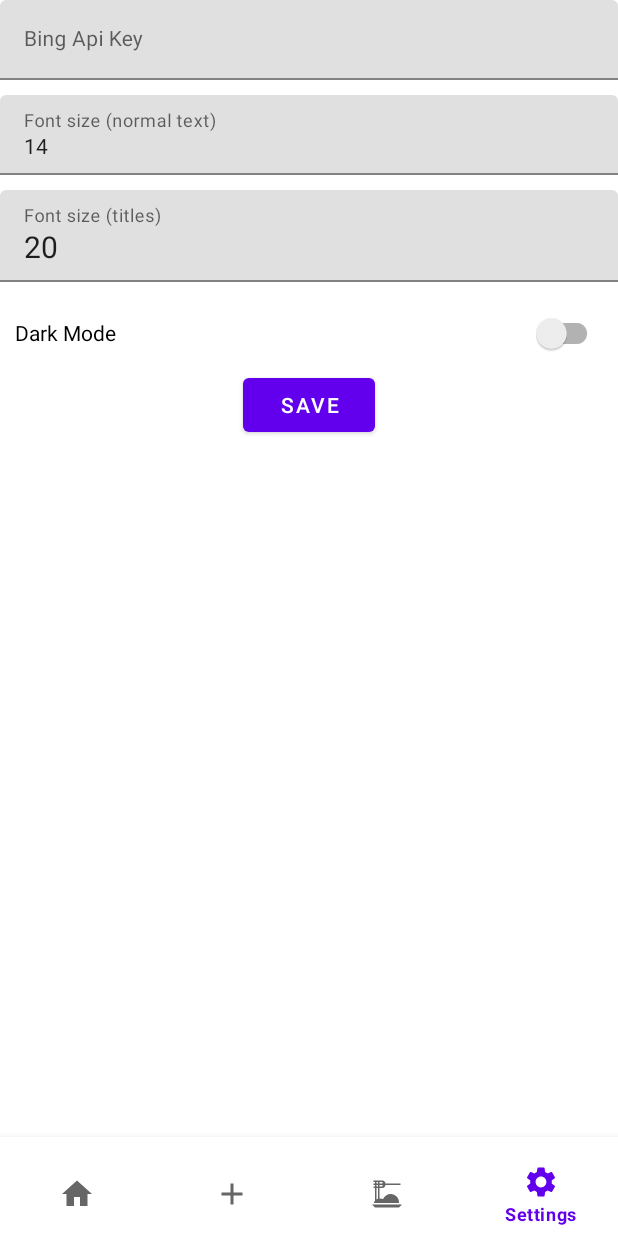
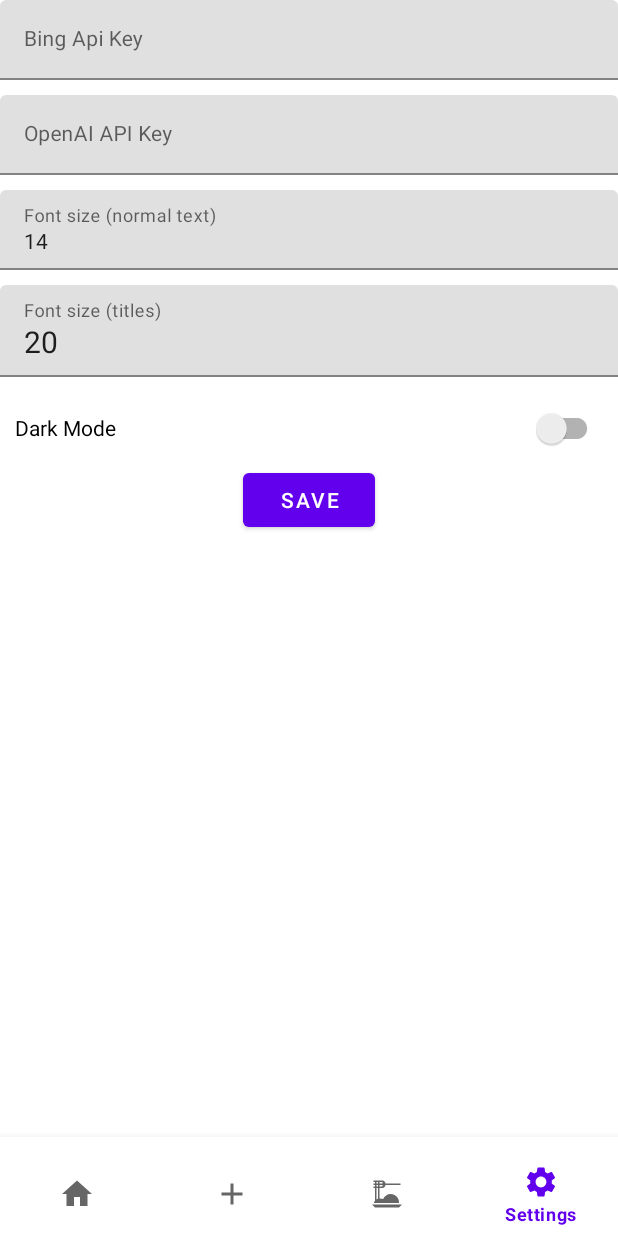
Before and after one commit to Nrojt/Dish-Dex, an Android app: the screen it shows after launch (MainActivity), item 4 of the bottom bar chosen, on a phone screen of 412 x 824 dp. Run offline under Robolectric (Android 15) with nearby library versions, the phone set to English and light mode, and no system bars.

```diff
--- a/app/build.gradle
+++ b/app/build.gradle
@@ -50,6 +50,9 @@ dependencies {
     implementation 'com.google.android.material:material:1.8.0'
     implementation 'androidx.constraintlayout:constraintlayout:2.1.4'
     implementation 'org.jsoup:jsoup:1.16.1'
+    implementation 'com.theokanning.openai-gpt3-java:service:0.12.0'
+    implementation 'com.theokanning.openai-gpt3-java:client:0.12.0'
+    implementation 'com.theokanning.openai-gpt3-java:api:0.12.0'
     testRuntimeOnly 'org.junit.jupiter:junit-jupiter-engine:5.9.3'
     testImplementation 'org.junit.jupiter:junit-jupiter-api:5.9.3'
     androidTestImplementation 'androidx.test.ext:junit:1.1.5'
--- a/app/src/main/java/com/nrojt/dishdex/fragments/BingFragment.java
+++ b/app/src/main/java/com/nrojt/dishdex/fragments/BingFragment.java
@@ -46,7 +46,6 @@ import java.io.InputStream;
 import java.net.URL;
 import java.net.URLEncoder;
 import java.util.ArrayList;
-import java.util.Arrays;
 import java.util.HashMap;
 import java.util.List;
 import java.util.Map;
@@ -178,7 +177,9 @@ public class BingFragment extends Fragment implements RecyclerViewInterface, Fra
 
     //getting the titles, cooking times and servings from the links
     private void scrapeLink(String url){
-        WebScraper wb = new WebScraper(url);
+        SharedPreferences sharedPreferences = getContext().getSharedPreferences(SHARED_PREFS, Context.MODE_PRIVATE);
+        String openaiApiKey = sharedPreferences.getString(SettingsFragment.OPENAI_API_KEY, "");
+        WebScraper wb = new WebScraper(url, openaiApiKey);
         wb.scrapeWebsite();
         //checking to see if the site is supported and if the site is reachable
         if (wb.isNotConnected() || wb.isNotReachable()) {
--- a/app/src/main/java/com/nrojt/dishdex/fragments/SettingsFragment.java
+++ b/app/src/main/java/com/nrojt/dishdex/fragments/SettingsFragment.java
@@ -24,18 +24,21 @@ import com.nrojt.dishdex.utils.viewmodel.FontUtils;
 public class SettingsFragment extends Fragment {
 
     private TextInputLayout bingApiKeyTextInput;
+    private TextInputLayout openaiKeyTextInput;
     private TextInputLayout fontSizeTextInput;
     private TextInputLayout fontSizeTitleTextInput;
     private Button saveSettingsButton;
     private SwitchCompat darkModeSwitch;
 
     private String bingApiKey;
+    private String openaiKey;
     private int fontSize;
     private int fontSizeTitles;
     private boolean darkMode;
 
     public static final String SHARED_PREFS = "SharedPrefs";
     public static final String BING_API_KEY = "bingApiKey";
+    public static final String OPENAI_API_KEY = "openaiKey";
     public static final String FONT_SIZE = "fontSize";
     public static final String FONT_SIZE_TITLES = "fontSizeTitles";
     public static final String DARK_MODE = "darkMode";
@@ -85,11 +88,13 @@ public class SettingsFragment extends Fragment {
         fontSizeTextInput = view.findViewById(R.id.fontSizeTextInput);
         fontSizeTitleTextInput = view.findViewById(R.id.fontSizeTitleTextInput);
         darkModeSwitch = view.findViewById(R.id.darkModeSwitch);
+        openaiKeyTextInput = view.findViewById(R.id.openaiKeyTextInput);
 
 
         //Saving the settings to shared preferences (local storage) when the save button is clicked
         saveSettingsButton.setOnClickListener(v -> {
             bingApiKey = bingApiKeyTextInput.getEditText().getText().toString();
+            openaiKey = openaiKeyTextInput.getEditText().getText().toString();
             fontSize = Integer.parseInt(fontSizeTextInput.getEditText().getText().toString());
             fontSizeTitles = Integer.parseInt(fontSizeTitleTextInput.getEditText().getText().toString());
             darkMode = darkModeSwitch.isChecked();
@@ -145,6 +150,7 @@ public class SettingsFragment extends Fragment {
 
         //Saving the data, the first parameter is the key(name) and the second is the value(api key)
         editor.putString(BING_API_KEY, bingApiKey);
+        editor.putString(OPENAI_API_KEY, openaiKey);
         editor.putInt(FONT_SIZE, fontSize);
         editor.putInt(FONT_SIZE_TITLES, fontSizeTitles);
         editor.putBoolean(DARK_MODE, darkMode);
@@ -163,7 +169,8 @@ public class SettingsFragment extends Fragment {
     public void loadData() {
         SharedPreferences sharedPreferences = getContext().getSharedPreferences(SHARED_PREFS, Context.MODE_PRIVATE);
         //If the key doesn't exist, the default value is an empty string
-        String loadedApiKey = sharedPreferences.getString(BING_API_KEY, "");
+        String loadedBingApiKey = sharedPreferences.getString(BING_API_KEY, "");
+        String loadedOpenaiKey = sharedPreferences.getString(OPENAI_API_KEY, "");
         int loadedFontSize = sharedPreferences.getInt(FONT_SIZE, 14);
         int loadedFontSizeTitles = sharedPreferences.getInt(FONT_SIZE_TITLES, 20);
 
@@ -176,7 +183,8 @@ public class SettingsFragment extends Fragment {
         boolean loadedDarkMode = sharedPreferences.getBoolean(DARK_MODE, defaultDarkMode);
 
         //Setting the text in the text input to the api key that was loaded in
-        bingApiKeyTextInput.getEditText().setText(loadedApiKey);
+        bingApiKeyTextInput.getEditText().setText(loadedBingApiKey);
+        openaiKeyTextInput.getEditText().setText(loadedOpenaiKey);
         fontSizeTextInput.getEditText().setText(String.valueOf(loadedFontSize));
         fontSizeTitleTextInput.getEditText().setText(String.valueOf(loadedFontSizeTitles));
         darkModeSwitch.setChecked(loadedDarkMode);
@@ -184,6 +192,7 @@ public class SettingsFragment extends Fragment {
 
     private void setFontSizes() {
         bingApiKeyTextInput.getEditText().setTextSize(FontUtils.getTextFontSize());
+        openaiKeyTextInput.getEditText().setTextSize(FontUtils.getTextFontSize());
         fontSizeTextInput.getEditText().setTextSize(FontUtils.getTextFontSize());
         saveSettingsButton.setTextSize(FontUtils.getTextFontSize());
 
--- a/app/src/main/res/layout/fragment_settings.xml
+++ b/app/src/main/res/layout/fragment_settings.xml
@@ -21,10 +21,24 @@
     </com.google.android.material.textfield.TextInputLayout>
 
     <com.google.android.material.textfield.TextInputLayout
+        android:id="@+id/openaiKeyTextInput"
+        android:layout_width="match_parent"
+        android:layout_height="wrap_content"
+        android:minHeight="48dp"
+        android:layout_below="@id/bingKeyTextInput">
+
+        <com.google.android.material.textfield.TextInputEditText
+            android:layout_width="match_parent"
+            android:layout_height="wrap_content"
+            android:layout_marginBottom="10dp"
+            android:hint="OpenAI API Key" />
+    </com.google.android.material.textfield.TextInputLayout>
+
+    <com.google.android.material.textfield.TextInputLayout
         android:id="@+id/fontSizeTextInput"
         android:layout_width="match_parent"
         android:layout_height="wrap_content"
-        android:layout_below="@id/bingKeyTextInput"
+        android:layout_below="@id/openaiKeyTextInput"
         android:layout_marginBottom="10dp"
         android:minHeight="48dp">
 
```
Also changed, not shown: app/src/main/java/com/nrojt/dishdex/fragments/AddRecipeChooserFragment.java (+7 -1 lines), app/src/main/java/com/nrojt/dishdex/fragments/WebBrowserFragment.java (+7 -1 lines), app/src/main/java/com/nrojt/dishdex/utils/internet/WebScraper.java (+103 -5 lines), 1 other file.
